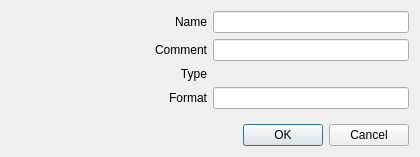
Before: the Qt Designer form sources/awesomewidgets/awdatetimeformatter.ui in arcan1s/awesome-widgets, drawn with Qt 5.
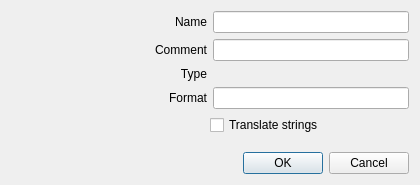
After: the same form once the commit is applied.

Commit message:
add ability do not translate strings in DateTime formatter
option X-AW-Translate, ApiVer 2

Patch:
```diff
--- a/sources/awesomewidgets/awdatetimeformatter.ui
+++ b/sources/awesomewidgets/awdatetimeformatter.ui
@@ -7,7 +7,7 @@
     <x>0</x>
     <y>0</y>
     <width>420</width>
-    <height>157</height>
+    <height>185</height>
    </rect>
   </property>
   <property name="windowTitle">
@@ -104,6 +104,36 @@
      </item>
     </layout>
    </item>
+   <item>
+    <layout class="QHBoxLayout" name="layout_translate">
+     <item>
+      <spacer name="horizontalSpacer">
+       <property name="orientation">
+        <enum>Qt::Horizontal</enum>
+       </property>
+       <property name="sizeHint" stdset="0">
+        <size>
+         <width>40</width>
+         <height>20</height>
+        </size>
+       </property>
+      </spacer>
+     </item>
+     <item>
+      <widget class="QCheckBox" name="checkBox_translate">
+       <property name="sizePolicy">
+        <sizepolicy hsizetype="Expanding" vsizetype="Fixed">
+         <horstretch>0</horstretch>
+         <verstretch>0</verstretch>
+        </sizepolicy>
+       </property>
+       <property name="text">
+        <string>Translate strings</string>
+       </property>
+      </widget>
+     </item>
+    </layout>
+   </item>
    <item>
     <spacer name="verticalSpacer">
      <property name="orientation">
```
The commit also changes 4 other files.
